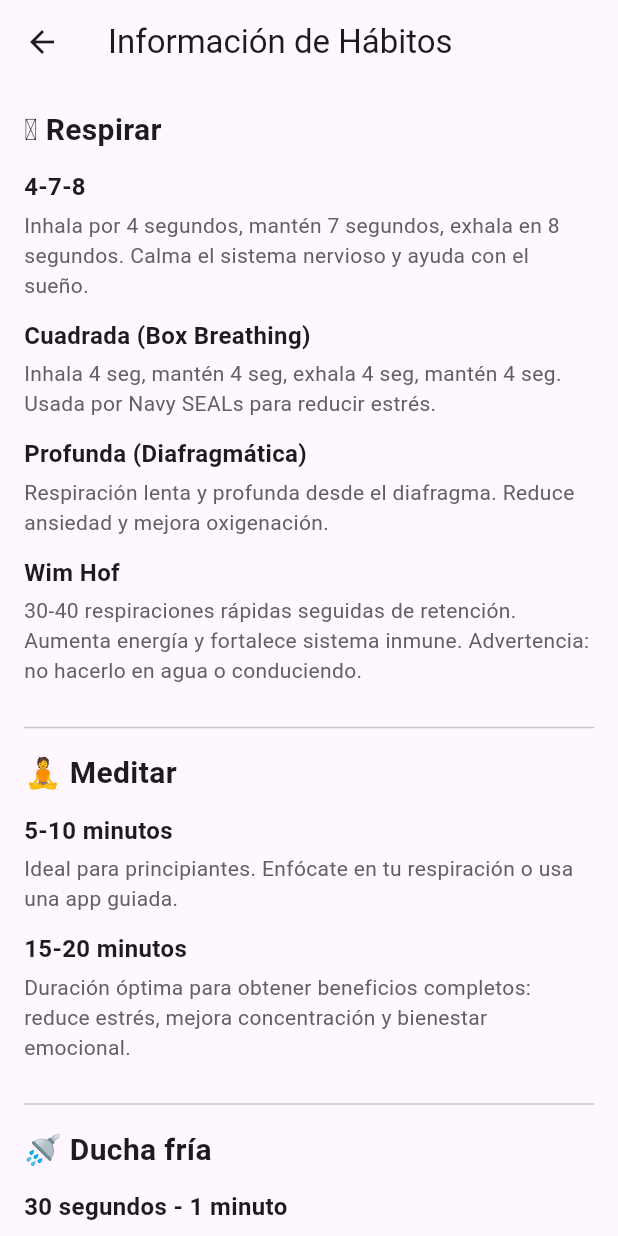
After one commit to arielacopata/AcoFoodFlutter, a Flutter app: the HabitInfoScreen screen opened directly, on a phone screen of 412 x 824 dp. The commit adds this screen. Run offline on Flutter 3.47's test engine with Material 3 defaults, Android fonts, the phone set to English and light mode, and no system bars; our stand-ins replace fl_chart, flutter_blue_plus, permission_handler, share_plus, shared_preferences, sqflite; missing offline and left inert: health; accounts and stored records are empty.

Commit message:
Add: Habit info screen, Fix: B12 absorption calculation
- Add comprehensive habit information screen with techniques and benefits
- Fix B12 absorption calculation (intrinsic factor + passive diffusion)
- Show B12 and Vitamin D in report even when 0 (as reminders)
- Add info button in habits modal

```diff
--- /dev/null
+++ b/lib/screens/habit_info_screen.dart
@@ -0,0 +1,127 @@
+import 'package:flutter/material.dart';
+
+class HabitInfoScreen extends StatelessWidget {
+  const HabitInfoScreen({super.key});
+
+  @override
+  Widget build(BuildContext context) {
+    return Scaffold(
+      appBar: AppBar(
+        title: const Text('Información de Hábitos'),
+      ),
+      body: ListView(
+        padding: const EdgeInsets.all(16),
+        children: [
+          _buildHabitSection(
+            '🫁 Respirar',
+            [
+              _buildTechnique('4-7-8',
+                'Inhala por 4 segundos, mantén 7 segundos, exhala en 8 segundos. Calma el sistema nervioso y ayuda con el sueño.'),
+              _buildTechnique('Cuadrada (Box Breathing)',
+                'Inhala 4 seg, mantén 4 seg, exhala 4 seg, mantén 4 seg. Usada por Navy SEALs para reducir estrés.'),
+              _buildTechnique('Profunda (Diafragmática)',
+                'Respiración lenta y profunda desde el diafragma. Reduce ansiedad y mejora oxigenación.'),
+              _buildTechnique('Wim Hof',
+                '30-40 respiraciones rápidas seguidas de retención. Aumenta energía y fortalece sistema inmune. Advertencia: no hacerlo en agua o conduciendo.'),
+            ],
+          ),
+          const Divider(height: 32),
+          _buildHabitSection(
+            '🧘 Meditar',
+            [
+              _buildTechnique('5-10 minutos',
+                'Ideal para principiantes. Enfócate en tu respiración o usa una app guiada.'),
+              _buildTechnique('15-20 minutos',
+                'Duración óptima para obtener beneficios completos: reduce estrés, mejora concentración y bienestar emocional.'),
+            ],
+          ),
+          const Divider(height: 32),
+          _buildHabitSection(
+            '🚿 Ducha fría',
+            [
+              _buildTechnique('30 segundos - 1 minuto',
+                'Para principiantes. Empieza con agua tibia y termina con 30 seg de fría.'),
+              _buildTechnique('2-5 minutos',
+                'Para experimentados. Beneficios: mejora circulación, acelera recuperación muscular, fortalece sistema inmune y aumenta estado de alerta.'),
+              _buildTechnique('⚠️ Advertencias',
+                'No recomendado si tenés problemas cardíacos. Salí gradualmente si sentís mareos.'),
+            ],
+          ),
+          const Divider(height: 32),
+          _buildHabitSection(
+            '🙏 Agradecer',
+            [
+              _buildTechnique('Lista de 3',
+                'Escribí 3 cosas por las que estás agradecido. Aumenta felicidad y reduce depresión.'),
+              _buildTechnique('Journaling',
+                'Escritura más profunda sobre lo que agradecés y por qué.'),
+              _buildTechnique('Meditación',
+                'Contempla momentos positivos de tu día en silencio.'),
+              _buildTechnique('A alguien',
+                'Expresá gratitud directamente a una persona.'),
+            ],
+          ),
+          const Divider(height: 32),
+          _buildHabitSection(
+            '🏃 Ejercicio',
+            [
+              _buildTechnique('HIIT',
+                'Intervalos de alta intensidad (20-30 min). Quema calorías eficientemente.'),
+              _buildTechnique('Correr/Caminar',
+                'Cardio sostenido. Mejora salud cardiovascular y resistencia.'),
+              _buildTechnique('Gimnasio',
+                'Entrenamiento de fuerza. Aumenta masa muscular y metabolismo.'),
+              _buildTechnique('Bicicleta',
+                'Bajo impacto en articulaciones, excelente para cardio.'),
+              _buildTechnique('General',
+                'Cualquier actividad física cuenta. Lo importante es moverte diariamente.'),
+            ],
+          ),
+        ],
+      ),
+    );
+  }
+
+  Widget _buildHabitSection(String title, List<Widget> techniques) {
+    return Column(
+      crossAxisAlignment: CrossAxisAlignment.start,
+      children: [
+        Text(
+          title,
+          style: const TextStyle(
+            fontSize: 20,
+            fontWeight: FontWeight.bold,
+          ),
+        ),
+        const SizedBox(height: 12),
+        ...techniques,
+      ],
+    );
+  }
+
+  Widget _buildTechnique(String name, String description) {
+    return Padding(
+      padding: const EdgeInsets.only(bottom: 12),
+      child: Column(
+        crossAxisAlignment: CrossAxisAlignment.start,
+        children: [
+          Text(
+            name,
+            style: const TextStyle(
+              fontWeight: FontWeight.w600,
+              fontSize: 16,
+            ),
+          ),
+          const SizedBox(height: 4),
+          Text(
+            description,
+            style: TextStyle(
+              color: Colors.grey.shade700,
+              height: 1.4,
+            ),
+          ),
+        ],
+      ),
+    );
+  }
+}
--- a/lib/services/nutrition_calculator.dart
+++ b/lib/services/nutrition_calculator.dart
@@ -71,11 +71,7 @@ class NutritionCalculator {
     map[key] = (map[key] ?? 0) + value;
   }
 
-  void _processSupplementDose(
-    Map<String, double> totals,
-    int? supplementId,
-    String? dose,
-  ) {
+void _processSupplementDose(Map<String, double> totals, int? supplementId, String? dose) {
   if (dose == null || supplementId == null) return;
 
   // Extraer el número de la dosis (ej: "1000 mcg" -> 1000)
@@ -85,8 +81,13 @@ class NutritionCalculator {
   final value = double.parse(numberMatch.group(1)!);
 
   switch (supplementId) {
-      case 9001: // B12
-        _addToTotal(totals, 'vitaminB12', value); // mcg
+    case 9001: // B12 con factor de absorción
+      // Factor intrínseco: máximo 1.5 mcg por dosis
+      // Difusión pasiva: ~1% del resto
+      final absorbed = value <= 1.5
+          ? value
+          : 1.5 + ((value - 1.5) * 0.01);
+      _addToTotal(totals, 'vitaminB12', absorbed);
       break;
     case 9002: // Vitamina D
       _addToTotal(totals, 'vitaminD', value); // UI
--- a/lib/widgets/habits_modal.dart
+++ b/lib/widgets/habits_modal.dart
@@ -2,6 +2,7 @@ import 'package:flutter/material.dart';
 import '../models/habit.dart';
 import '../services/database_service.dart';
 import 'habit_calendar.dart';
+import '../screens/habit_info_screen.dart';
 
 class HabitsModal extends StatefulWidget {
   final VoidCallback? onSettingsTap;
@@ -195,14 +196,23 @@ class _HabitsModalState extends State<HabitsModal> {
   mainAxisSize: MainAxisSize.min,
   children: [
     IconButton(
+      icon: const Icon(Icons.info_outline, size: 20),
+      onPressed: () {
+        Navigator.push(
+          context,
+          MaterialPageRoute(
+            builder: (context) => const HabitInfoScreen(),
+          ),
+        );
+      },
+    ),
+    IconButton(
       icon: const Icon(Icons.settings, size: 20),
       onPressed: () {
         Navigator.pop(context);
         if (widget.onSettingsTap != null) {
           widget.onSettingsTap!();
         }
-                      // Llamar a _showHabitsSettings desde home_page
-                      // Necesitarás pasar un callback
       },
     ),
     IconButton(
--- a/lib/widgets/nutrition_report_sheet.dart
+++ b/lib/widgets/nutrition_report_sheet.dart
@@ -120,10 +120,9 @@ class NutritionReportSheet extends StatelessWidget {
   Widget? _buildNutrientRow(String nutrientKey) {
     final value = _getNutrientValue(nutrientKey);
 
-    if (value <= 0 && !['omega3', 'omega6'].contains(nutrientKey)) {
-      return null;
-    }
-
+if (value <= 0 && !['omega3', 'omega6', 'vitaminB12', 'vitaminD'].contains(nutrientKey)) {
+  return null;
+}
     Map<String, dynamic>? goalData;
 
     if (nutrientKey == 'calories') {
```
Also changed, not shown: 3 other files. Lines whose indentation alone changed are shown as unchanged.
